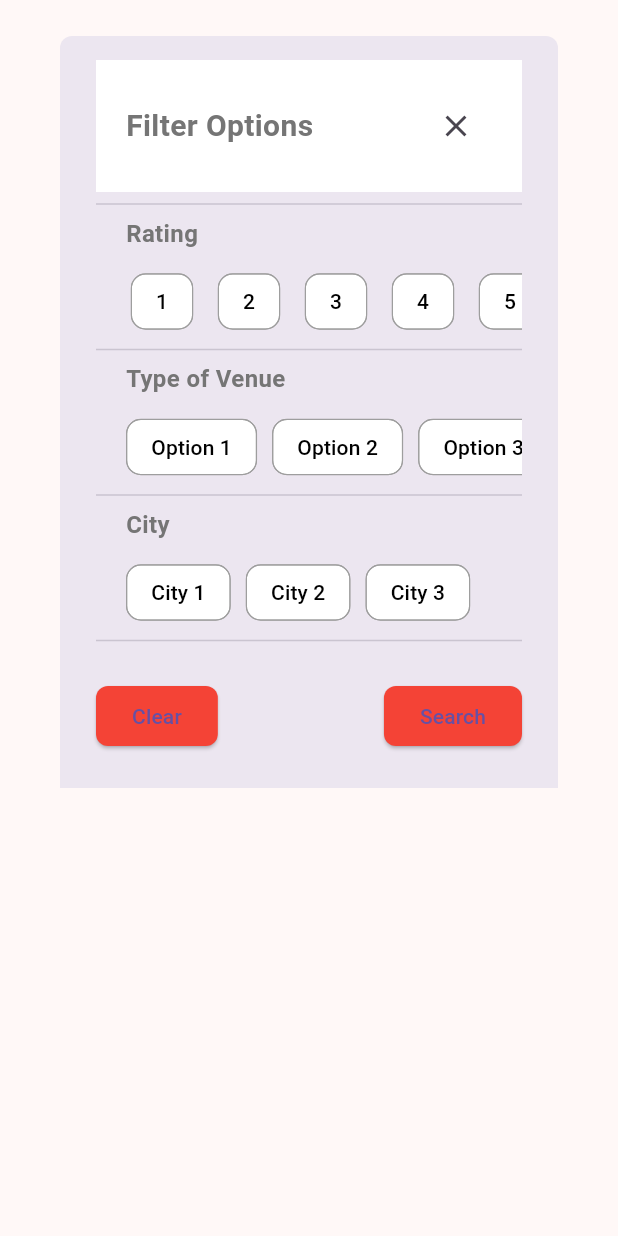
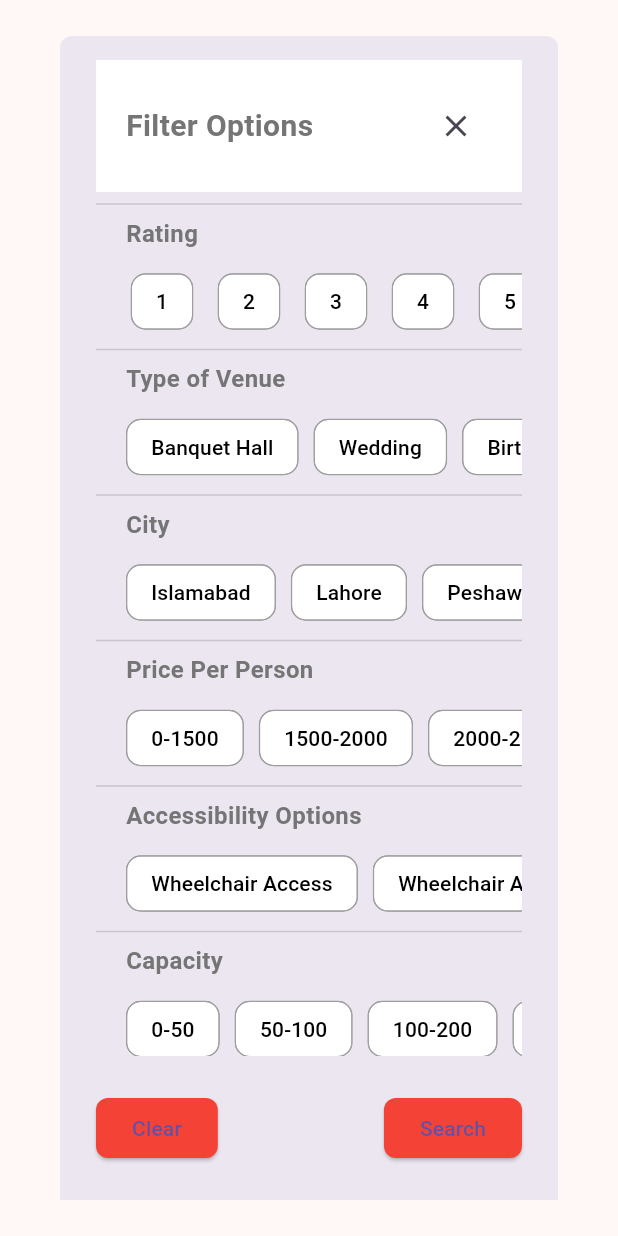
Before and after one commit to WaliZaidi/MobileProd, a Flutter app: the FilterWidget widget shown alone on an empty page, opened directly, on a phone screen of 412 x 824 dp. Run offline on Flutter 3.47's test engine with Material 3 defaults, Android fonts, the phone set to English and light mode, and no system bars; our stand-ins replace carousel_slider, go_router; network calls fail.

Commit message:
Furthermore, we have more filter options and the filtered search

```diff
--- a/frontend/lib/services/mobile_API.dart
+++ b/frontend/lib/services/mobile_API.dart
@@ -4,7 +4,7 @@ import '../models/venue_model.dart'; // Import the models.dart file
 
 Future<List<Venue>> fetchData() async {
   final response =
-      await http.get(Uri.parse('http://192.168.18.16:4000/query/search'));
+      await http.get(Uri.parse('http://192.168.56.1:4000/query/search'));
 
   if (response.statusCode == 200) {
     final jsonData = json.decode(response.body);
--- a/frontend/lib/store/store.dart
+++ b/frontend/lib/store/store.dart
@@ -5,6 +5,7 @@ import '../services/mobile_API.dart'; // Import your api.dart file
 class AppDataStore {
   static List<Venue> dataList = [];
   static Venue? currentVenue;
+  static List<Venue> filteredVenues = [];
 
   static Future<void> fetchDataAtAppLaunch() async {
     try {
@@ -82,4 +83,33 @@ class AppDataStore {
       print('Venue not found');
     }
   }
+
+  static void filterVenues({
+    String selectedRating = '',
+    String selectedTypeOfVenue = '',
+    String selectedCity = '',
+    String selectedPricePerPerson = '',
+    String selectedAccessibilityOptions = '',
+    String selectedCapacity = '',
+    String selectedRefundPolicy = '',
+  }) {
+    // Filter the venues based on the selected filters
+    filteredVenues = dataList.where((venue) {
+      final ratingMatches = venue.rating == selectedRating;
+      final typeOfVenueMatches = venue.typeOfVenue.contains(selectedTypeOfVenue);
+      final cityMatches = venue.city == selectedCity;
+      final pricePerPersonMatches = venue.pricePerPerson == int.parse(selectedPricePerPerson);
+      final accessibilityOptionsMatches = venue.accessabilityOptions.contains(selectedAccessibilityOptions);
+      final capacityMatches = venue.totalHallsCapacity == selectedCapacity;
+      final refundPolicyMatches = venue.refundPolicy.contains(selectedRefundPolicy);
+
+      return ratingMatches &&
+          typeOfVenueMatches &&
+          cityMatches &&
+          pricePerPersonMatches &&
+          accessibilityOptionsMatches &&
+          capacityMatches &&
+          refundPolicyMatches;
+    }).toList();
+  }
 }
--- a/frontend/lib/widgets/filter_search.dart
+++ b/frontend/lib/widgets/filter_search.dart
@@ -2,6 +2,8 @@
 
 import 'package:flutter/material.dart';
 import '../theme/theme.dart'; // Import your custom theme here
+import '../store/store.dart'; // Import your store.dart file
+
 
 class FilterWidget extends StatefulWidget {
   const FilterWidget({Key? key}) : super(key: key);
@@ -14,6 +16,11 @@ class _FilterWidgetState extends State<FilterWidget> {
   late String selectedRating;
   late String selectedTypeOfVenue;
   late String selectedCity;
+  late String selectedPricePerPerson;
+  late String selectedAccessibilityOptions;
+  late String selectedCapacity;
+  late String selectedRefundPolicy;
+
 
   @override
   void initState() {
@@ -21,12 +28,16 @@ class _FilterWidgetState extends State<FilterWidget> {
     selectedRating = '';
     selectedTypeOfVenue = '';
     selectedCity = '';
+    selectedPricePerPerson = '';
+    selectedAccessibilityOptions = '';
+    selectedCapacity = '';
+    selectedRefundPolicy = '';
   }
 
   @override
   Widget build(BuildContext context) {
     double screenHeight = MediaQuery.of(context).size.height;
-    double bottomHalfHeight = screenHeight / 1.5;
+    double bottomHalfHeight = screenHeight;
 
     return Theme(
       data: theme, // Apply your custom theme here
@@ -80,7 +91,7 @@ class _FilterWidgetState extends State<FilterWidget> {
                   widthFactor: 1.0,
                   child: buildFilterOption(
                     title: 'Type of Venue',
-                    options: ['Option 1', 'Option 2', 'Option 3'],
+                    options: ['Banquet Hall', 'Wedding', 'Birthday', 'Corporate Events', 'Birthday'],
                     selectedOption: selectedTypeOfVenue,
                     onSelect: (value) {
                       setState(() {
@@ -94,7 +105,63 @@ class _FilterWidgetState extends State<FilterWidget> {
                   widthFactor: 1.0,
                   child: buildFilterOption(
                     title: 'City',
-                    options: ['City 1', 'City 2', 'City 3'],
+                    options: ['Islamabad', 'Lahore', 'Peshawar'],
+                    selectedOption: selectedCity,
+                    onSelect: (value) {
+                      setState(() {
+                        selectedCity = value;
+                      });
+                    },
+                  ),
+                ),
+                const Divider(),
+                FractionallySizedBox(
+                  widthFactor: 1.0,
+                  child: buildFilterOption(
+                    title: 'Price Per Person',
+                    options: ['0-1500', '1500-2000', '2000-2500', '2500-3000', '3500-4000', '4000-4500', '4500-5000', '5000+'],
+                    selectedOption: selectedPricePerPerson,
+                    onSelect: (value) {
+                      setState(() {
+                        selectedPricePerPerson = value;
+                      });
+                    },
+                  ),
+                ),
+                const Divider(),
+                FractionallySizedBox(
+                  widthFactor: 1.0,
+                  child: buildFilterOption(
+                    title: 'Accessibility Options',
+                    options: ['Wheelchair Access', 'Wheelchair Accessable Parking'],
+                    selectedOption: selectedAccessibilityOptions,
+                    onSelect: (value) {
+                      setState(() {
+                        selectedAccessibilityOptions = value;
+                      });
+                    },
+                  ),
+                ),
+                const Divider(),
+                FractionallySizedBox(
+                  widthFactor: 1.0,
+                  child: buildFilterOption(
+                    title: 'Capacity',
+                    options: ['0-50', '50-100', '100-200', '200-400', '400-600', '600-1000', '1000+' ],
+                    selectedOption: selectedCapacity,
+                    onSelect: (value) {
+                      setState(() {
+                        selectedCapacity = value;
+                      });
+                    },
+                  ),
+                ),
+                const Divider(),
+                FractionallySizedBox(
+                  widthFactor: 1.0,
+                  child: buildFilterOption(
+                    title: 'Refund Policy',
+                    options: ['Yes', 'No', 'Partial Refund'],
                     selectedOption: selectedCity,
                     onSelect: (value) {
                       setState(() {
@@ -117,13 +184,28 @@ class _FilterWidgetState extends State<FilterWidget> {
                       selectedRating = '';
                       selectedTypeOfVenue = '';
                       selectedCity = '';
+                      selectedPricePerPerson = '';
+                      selectedAccessibilityOptions = '';
+                      selectedCapacity = '';
+                      selectedRefundPolicy = '';
+
                     });
                   },
                   child: const Text('Clear'),
                 ),
                 ElevatedButton(
                   onPressed: () {
-                    // Handle search action
+                    // Filter the venues based on the selected filters
+                    AppDataStore.filterVenues(
+                      selectedRating: selectedRating,
+                      selectedTypeOfVenue: selectedTypeOfVenue,
+                      selectedCity: selectedCity,
+                      selectedPricePerPerson: selectedPricePerPerson,
+                      selectedAccessibilityOptions: selectedAccessibilityOptions,
+                      selectedCapacity: selectedCapacity,
+                      selectedRefundPolicy: selectedRefundPolicy,
+                    );
+                    Navigator.of(context).pop();
                   },
                   child: const Text('Search'),
                 ),
```
Also changed, not shown: frontend/lib/widgets/top_app_bar.dart (+15 -19 lines).
